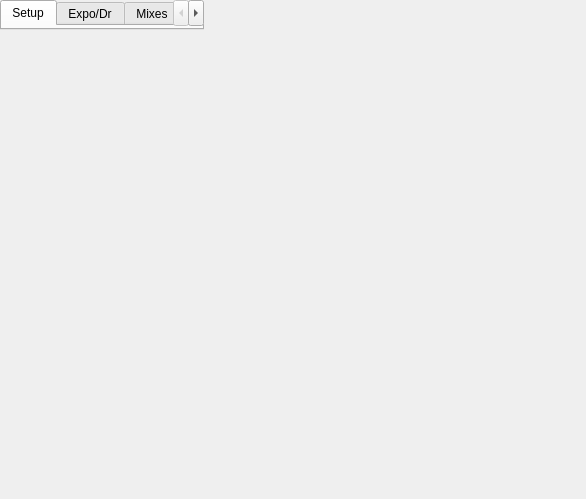
The window that src/modeledit.ui (xhorizont/eepe) describes before a commit, drawn with Qt 5.
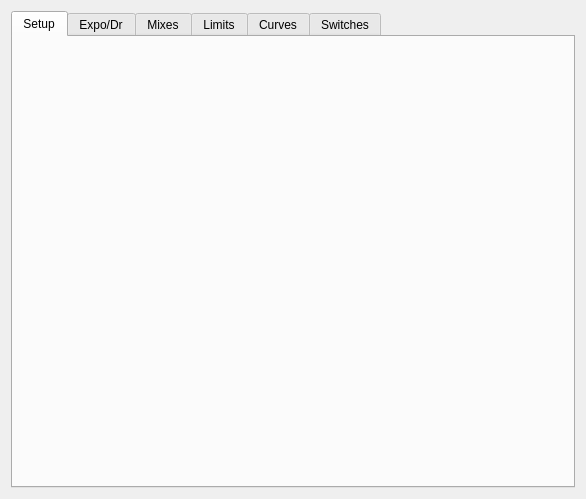
The same window after the commit. The open tabs and pages were chosen to show the change.

Patch:
```diff
--- a/src/modeledit.ui
+++ b/src/modeledit.ui
@@ -13,7 +13,6 @@
   <property name="windowTitle">
    <string>Dialog</string>
   </property>
-  <widget class="QWidget" name="centralWidget">
    <layout class="QGridLayout" name="gridLayout">
     <item row="0" column="0">
      <widget class="QTabWidget" name="tabWidget">
@@ -53,7 +52,6 @@
   </widget>
     </item>
    </layout>
-  </widget>
 </widget>
  <resources/>
  <connections/>
```
Left out of the diff: 2 changed lines with no effect on the pictures. Lines whose indentation alone changed are shown as unchanged.
